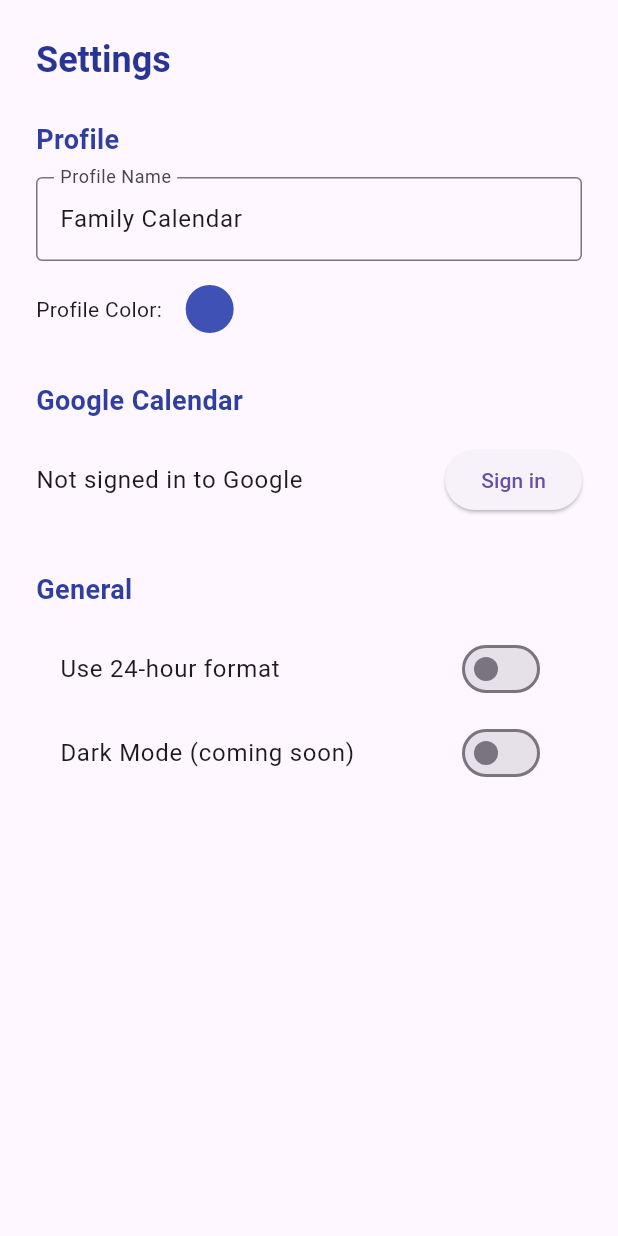
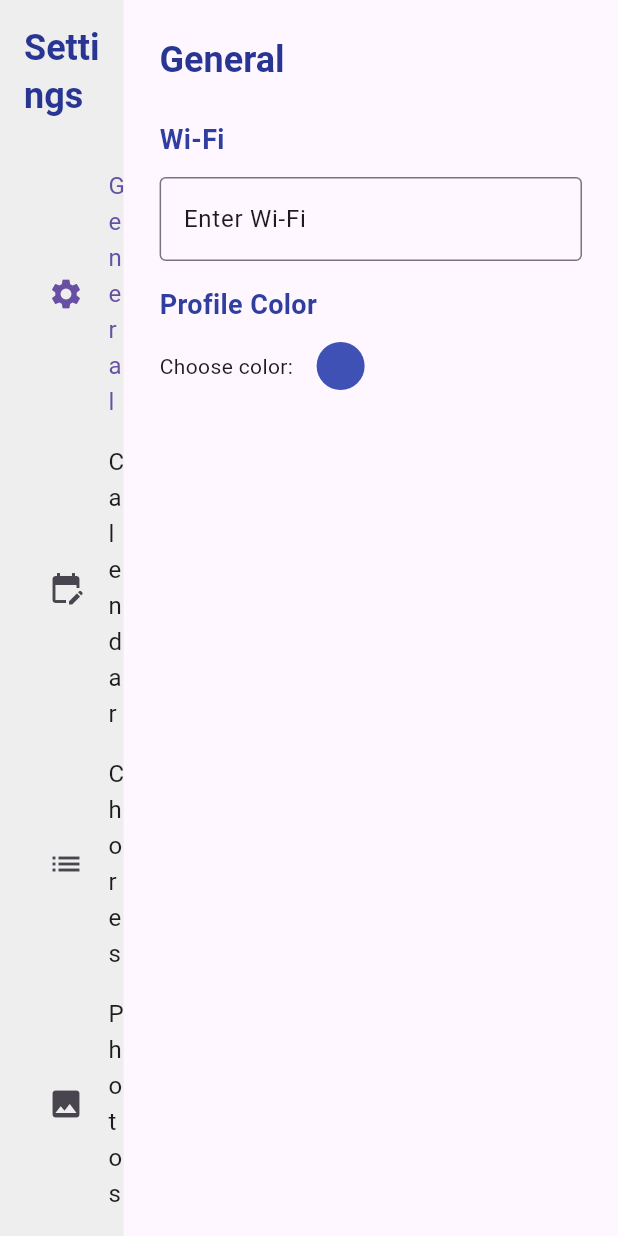
Before and after one commit to Tagwind/FlutterCalendar, a Flutter app: the SettingsScreen screen opened directly, on a phone screen of 412 x 824 dp. Run offline on Flutter 3.47's test engine with Material 3 defaults, Android fonts, the phone set to English and light mode, and no system bars; our stand-ins replace table_calendar.

Commit message:
adding the start of the setting menu based on video

```diff
--- a/skylight_calendar/lib/screens/settings_screen.dart
+++ b/skylight_calendar/lib/screens/settings_screen.dart
@@ -8,11 +8,47 @@ class SettingsScreen extends StatefulWidget {
 }
 
 class _SettingsScreenState extends State<SettingsScreen> {
-  String profileName = "Family Calendar";
+  //General
+  String wiFiName = "Enter Wi-Fi";
+  String timeZone = "Central";
+  String calendarDisplayName = "Highlight Calendar";
+  String zipCode = "Enter a ZIP code to get weather data";
+  String startWeekOn = "Sunday";
+  String textSize = "Sunday";
+  String displayDensity = "Sunday";
+  String autoBrightness = "Sunday";
+  String brightness = "Sunday";
+  String volumeLevel = "Sunday";
+  bool keyBoardClicks = true;
+  String deviceName = "Sunday";
+  String connectedServer = "Sunday";
+  String softWareVer = "Sunday";
+  String macAddress = "Sunday";
   Color profileColor = Colors.indigo;
   bool isDarkMode = false;
   bool use24Hour = false;
   bool isSignedIn = false;
+  //Calendar
+  String previewChores = "Sunday";
+  String numDisplayDays = "Sunday";
+  String startOnCurrDay = "Sunday";
+  //Chores
+  String selectProfileChores = "Sunday";
+  String showLateChores = "Sunday";
+  //Photos
+  bool photoScreenSaverOn = true;
+  String turnOnAfterMin = "Sunday";
+  String photoOrder = "Sunday";
+  String backgroundEffect = "Sunday";
+  String showVerticalItems = "Sunday";
+  String secondsPerPhoto = "Sunday";
+  bool videoSoundOn = true;
+  //Reminders
+  String remindAtTime = "Sunday";
+  String minsBefore = "Sunday";
+  bool reminderSound = true;
+
+  String selectedSection = 'General';
 
   void toggleSignIn() {
     setState(() {
@@ -20,10 +56,25 @@ class _SettingsScreenState extends State<SettingsScreen> {
     });
   }
 
+  void selectSection(String section) {
+    setState(() {
+      selectedSection = section;
+    });
+  }
+
   @override
   Widget build(BuildContext context) {
-    return ListView(
-      padding: const EdgeInsets.all(24),
+
+    return Scaffold(
+      body: Row(
+        children: [
+          // Left Panel: 1/5 of screen
+          Expanded(
+            flex: 1,
+            child: Container(
+              color: Colors.grey.shade200,
+              child: ListView(
+                padding: const EdgeInsets.all(16),
                 children: [
                   Text(
                     'Settings',
@@ -33,29 +84,77 @@ class _SettingsScreenState extends State<SettingsScreen> {
                     ),
                   ),
                   const SizedBox(height: 24),
+                  _navItem('General', Icons.settings),
+                  _navItem('Calendar', Icons.edit_calendar),
+                  _navItem('Chores', Icons.list),
+                  _navItem('Photos', Icons.photo),
+                  _navItem('Reminders', Icons.doorbell),
+                ],
+              ),
+            ),
+          ),
 
-        // Profile Settings
-        _sectionTitle('Profile'),
+          // Right Panel: 4/5 of screen
+          Expanded(
+            flex: 4,
+            child: Padding(
+              padding: const EdgeInsets.all(24),
+              child: ListView(
+                children: [
+                  Text(
+                    selectedSection,
+                    style: Theme.of(context).textTheme.headlineSmall?.copyWith(
+                      fontWeight: FontWeight.bold,
+                      color: Colors.indigo[800],
+                    ),
+                  ),
+                  const SizedBox(height: 24),
+                  _buildSettingsContent(),
+                ],
+              ),
+            ),
+          ),
+        ],
+      ),
+    );
+  }
+
+  // Left nav item
+  Widget _navItem(String title, [IconData? icon]) {
+    final isSelected = selectedSection == title;
+
+    return ListTile(
+      leading: icon != null ? Icon(icon) : null,
+      selected: isSelected,
+      selectedTileColor: Colors.indigo.shade100,
+      title: Text(title),
+      onTap: () => selectSection(title),
+    );
+  }
+
+
+  // Right panel content
+  Widget _buildSettingsContent() {
+    switch (selectedSection) {
+      case 'General':
+        return Column(
+          crossAxisAlignment: CrossAxisAlignment.start,
+          children: [
+            _sectionTitle('Wi-Fi'),
             TextField(
-          decoration: InputDecoration(
-            labelText: "Profile Name",
-            border: OutlineInputBorder(),
-          ),
-          controller: TextEditingController(text: profileName),
-          onChanged: (val) {
-            setState(() {
-              profileName = val;
-            });
-          },
+              decoration: const InputDecoration(border: OutlineInputBorder()),
+              controller: TextEditingController(text: wiFiName),
+              onChanged: (val) => setState(() => wiFiName = val),
             ),
             const SizedBox(height: 16),
+            _sectionTitle('Profile Color'),
             Row(
               children: [
-            Text("Profile Color: "),
+                const Text("Choose color: "),
                 const SizedBox(width: 12),
                 GestureDetector(
                   onTap: () {
-                // Add color picker later
+                    // Color picker dialog goes here
                   },
                   child: CircleAvatar(
                     radius: 16,
@@ -64,46 +163,84 @@ class _SettingsScreenState extends State<SettingsScreen> {
                 ),
               ],
             ),
+          ],
+        );
 
-        const SizedBox(height: 32),
-
-        // Calendar Integration
-        _sectionTitle('Google Calendar'),
+      case 'Calendar':
+        return Column(
+          crossAxisAlignment: CrossAxisAlignment.start,
+          children: [
+            _sectionTitle('Google Calendar Integration'),
             ListTile(
               contentPadding: EdgeInsets.zero,
-          title: Text(isSignedIn
-              ? 'Signed in with Google'
-              : 'Not signed in to Google'),
+              title: Text(
+                isSignedIn ? 'Signed in with Google' : 'Not signed in',
+              ),
               trailing: ElevatedButton(
                 onPressed: toggleSignIn,
                 child: Text(isSignedIn ? 'Sign out' : 'Sign in'),
               ),
             ),
+          ],
+        );
 
-        const SizedBox(height: 32),
-
-        // General Settings
+      case 'Chores':
+        return Column(
+          crossAxisAlignment: CrossAxisAlignment.start,
+          children: [
             _sectionTitle('General'),
             SwitchListTile(
               value: use24Hour,
-          onChanged: (val) {
-            setState(() {
-              use24Hour = val;
-            });
-          },
-          title: Text('Use 24-hour format'),
+              onChanged: (val) => setState(() => use24Hour = val),
+              title: const Text('Use 24-hour format'),
             ),
             SwitchListTile(
               value: isDarkMode,
-          onChanged: (val) {
-            setState(() {
-              isDarkMode = val;
-            });
-          },
-          title: Text('Dark Mode (coming soon)'),
+              onChanged: (val) => setState(() => isDarkMode = val),
+              title: const Text('Dark Mode (coming soon)'),
             ),
           ],
         );
+
+      case 'Photos':
+        return Column(
+          crossAxisAlignment: CrossAxisAlignment.start,
+          children: [
+            _sectionTitle('General'),
+            SwitchListTile(
+              value: use24Hour,
+              onChanged: (val) => setState(() => use24Hour = val),
+              title: const Text('Use 24-hour format'),
+            ),
+            SwitchListTile(
+              value: isDarkMode,
+              onChanged: (val) => setState(() => isDarkMode = val),
+              title: const Text('Dark Mode (coming soon)'),
+            ),
+          ],
+        );
+
+      case 'Reminders':
+        return Column(
+          crossAxisAlignment: CrossAxisAlignment.start,
+          children: [
+            _sectionTitle('General'),
+            SwitchListTile(
+              value: use24Hour,
+              onChanged: (val) => setState(() => use24Hour = val),
+              title: const Text('Use 24-hour format'),
+            ),
+            SwitchListTile(
+              value: isDarkMode,
+              onChanged: (val) => setState(() => isDarkMode = val),
+              title: const Text('Dark Mode (coming soon)'),
+            ),
+          ],
+        );
+
+      default:
+        return const Text("No settings available.");
+    }
   }
 
   Widget _sectionTitle(String title) {
```
Also changed, not shown: skylight_calendar/lib/widgets/app_header_widget.dart (added, +137 -0 lines), skylight_calendar/lib/widgets/calendar_widget.dart (+29 -12 lines), skylight_calendar/skylight_calendar/LinuxBuildInstructions.txt (added, +14 -0 lines). Lines whose indentation alone changed are shown as unchanged.
